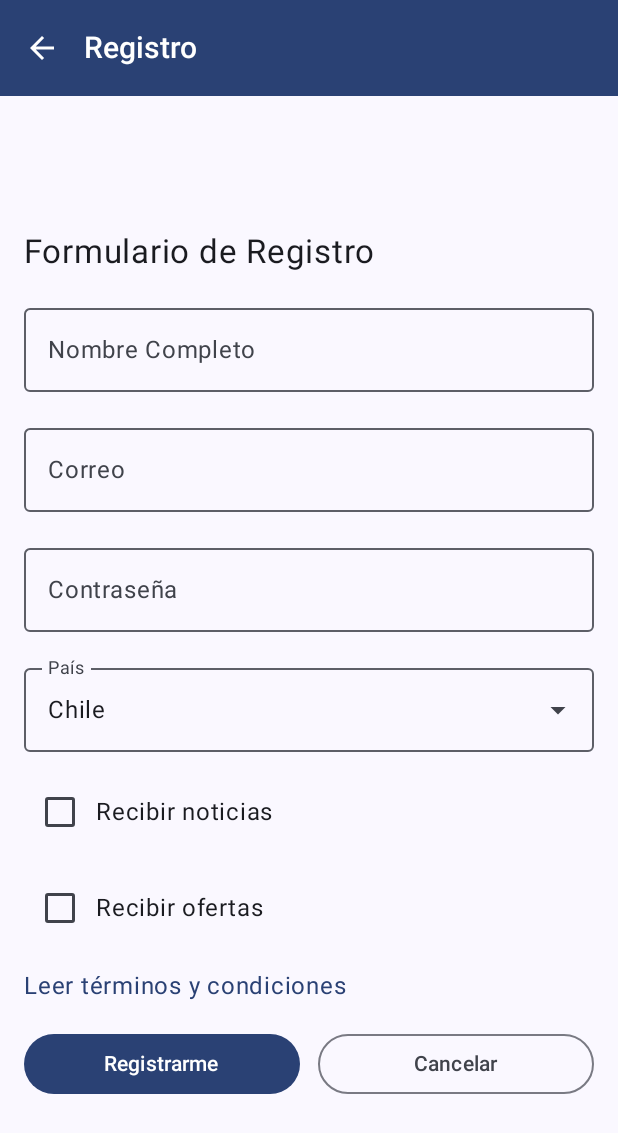
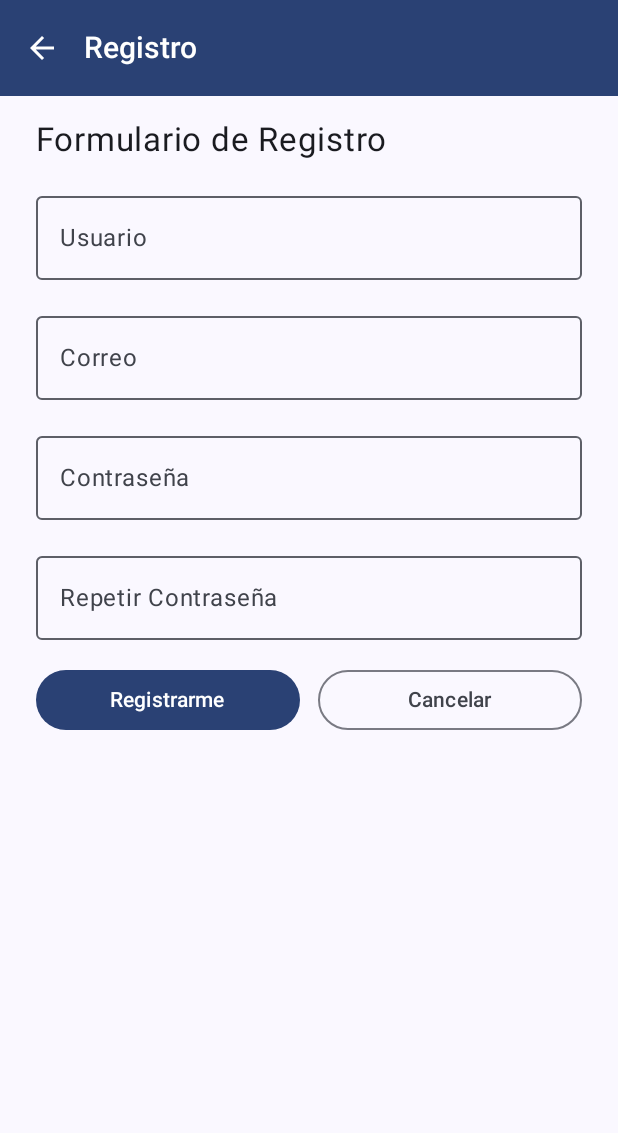
Before and after one commit to albania-musabeli-appMoviles/minutaApp, an Android app built with Jetpack Compose: the RegisterScreen screen opened through its navigation route, after a tap on "Registrarme", on a phone screen of 412 x 824 dp. Shown: the top 1133 px of the screen. Run offline under Robolectric (Android 15) with nearby library versions, the phone set to English and light mode, and no system bars.

Commit message:
feat: Configurar página Registro

```diff
--- a/app/src/main/java/com/example/minutaapp/screens/Register.kt
+++ b/app/src/main/java/com/example/minutaapp/screens/Register.kt
@@ -37,62 +37,41 @@ import androidx.compose.ui.unit.dp
 import androidx.compose.ui.unit.sp
 import com.example.minutaapp.SimpleTopBar
 
-val registros = mutableListOf<Map<String, String>>()
-
-fun guardarRegistro(
-    nombre: String,
-    correo: String,
-    password: String,
-    pais: String,
-    noticias: Boolean,
-    ofertas: Boolean
-) {
-    val registro = mapOf(
-        "nombre" to nombre,
-        "correo" to correo,
-        "password" to password,
-        "pais" to pais,
-        "recibeNoticias" to noticias.toString(),
-        "recibeOfertas" to ofertas.toString()
-    )
-    registros.add(registro)
-}
 
 @OptIn(ExperimentalMaterial3Api::class)
 @Composable
 fun RegisterScreen(onBack: () -> Unit) {
-    var nombre by remember { mutableStateOf("") }
+    var username by remember { mutableStateOf("") }
     var correo by remember { mutableStateOf("") }
     var password by remember { mutableStateOf("") }
-    val paises = listOf("Chile", "Argentina", "Perú", "México")
-    var paisExpanded by remember { mutableStateOf(false) }
-    var paisSelected by remember { mutableStateOf(paises.first()) }
-    var recibeNoticias by remember { mutableStateOf(false) }
-    var recibeOfertas by remember { mutableStateOf(false) }
-    val uriHandler = LocalUriHandler.current
-    val context = LocalContext.current
+    var repeatPassword by remember { mutableStateOf("") }
+    val context = LocalContext.current // hace referencia a la vista para mostrar el Toast
 
     Scaffold(
         topBar = { SimpleTopBar(title = "Registro", showBack = true, onBack = onBack) }
     ) { padding ->
         Box(
             modifier = Modifier
-                .fillMaxSize()
+                .fillMaxWidth()
                 .padding(padding),
             contentAlignment = Alignment.Center
         ) {
             Column(
                 modifier = Modifier
                     .fillMaxWidth()
-                    .padding(horizontal = 16.dp),
+                    .padding(horizontal = 24.dp, vertical = 16.dp),
                 verticalArrangement = Arrangement.spacedBy(16.dp)
             ) {
                 Text("Formulario de Registro", fontSize = 22.sp)
                 OutlinedTextField(
-                    value = nombre,
-                    onValueChange = { nombre = it },
-                    label = { Text("Nombre Completo") },
+                    value = username,
+                    onValueChange = { username = it },
+                    label = { Text("Usuario") },
                     singleLine = true,
+                    keyboardOptions = KeyboardOptions(
+                        keyboardType = KeyboardType.Text,
+                        imeAction = ImeAction.Next
+                    ),
                     modifier = Modifier.fillMaxWidth()
                 )
                 OutlinedTextField(
@@ -114,63 +93,38 @@ fun RegisterScreen(onBack: () -> Unit) {
                     visualTransformation = PasswordVisualTransformation(),
                     keyboardOptions = KeyboardOptions(
                         keyboardType = KeyboardType.Password,
+                        imeAction = ImeAction.Next
+                    ),
+                    modifier = Modifier.fillMaxWidth()
+                )
+                OutlinedTextField(
+                    value = repeatPassword,
+                    onValueChange = { repeatPassword = it },
+                    label = { Text("Repetir Contraseña") },
+                    singleLine = true,
+                    visualTransformation = PasswordVisualTransformation(),
+                    keyboardOptions = KeyboardOptions(
+                        keyboardType = KeyboardType.Password,
                         imeAction = ImeAction.Done
                     ),
                     modifier = Modifier.fillMaxWidth()
                 )
-                ExposedDropdownMenuBox(
-                    expanded = paisExpanded,
-                    onExpandedChange = { paisExpanded = !paisExpanded }
-                ) {
-                    OutlinedTextField(
-                        value = paisSelected,
-                        onValueChange = {},
-                        readOnly = true,
-                        label = { Text("País") },
-                        trailingIcon = {
-                            ExposedDropdownMenuDefaults.TrailingIcon(expanded = paisExpanded)
-                        },
-                        modifier = Modifier.menuAnchor().fillMaxWidth()
-                    )
-                    ExposedDropdownMenu(
-                        expanded = paisExpanded,
-                        onDismissRequest = { paisExpanded = false }
-                    ) {
-                        paises.forEach { opcion ->
-                            DropdownMenuItem(
-                                text = { Text(opcion) },
-                                onClick = {
-                                    paisSelected = opcion
-                                    paisExpanded = false
-                                }
-                            )
-                        }
-                    }
-                }
-                Row(verticalAlignment = Alignment.CenterVertically) {
-                    Checkbox(checked = recibeNoticias, onCheckedChange = { recibeNoticias = it })
-                    Text("Recibir noticias")
-                }
-                Row(verticalAlignment = Alignment.CenterVertically) {
-                    Checkbox(checked = recibeOfertas, onCheckedChange = { recibeOfertas = it })
-                    Text("Recibir ofertas")
-                }
-                Text(
-                    text = "Leer términos y condiciones",
-                    color = MaterialTheme.colorScheme.primary,
-                    modifier = Modifier.clickable {
-                        uriHandler.openUri("https://www.example.com/terminos")
-                    }
-                )
                 Row(horizontalArrangement = Arrangement.spacedBy(12.dp)) {
                     Button(
                         onClick = {
-                            guardarRegistro(nombre, correo, password, paisSelected, recibeNoticias, recibeOfertas)
-                            Toast.makeText(
-                                context,
-                                "Datos guardados correctamente. Total registros: ${registros.size}",
-                                Toast.LENGTH_LONG
-                            ).show()
+                            if (password == repeatPassword){
+                                Toast.makeText(
+                                    context,
+                                    "Usuario ha sido creado",
+                                    Toast.LENGTH_LONG
+                                ).show()
+                            } else {
+                                Toast.makeText(
+                                    context,
+                                    "Las contraseñas no coinciden",
+                                    Toast.LENGTH_LONG
+                                ).show()
+                            }
                         },
                         modifier = Modifier.weight(1f)
                     ) {
```
